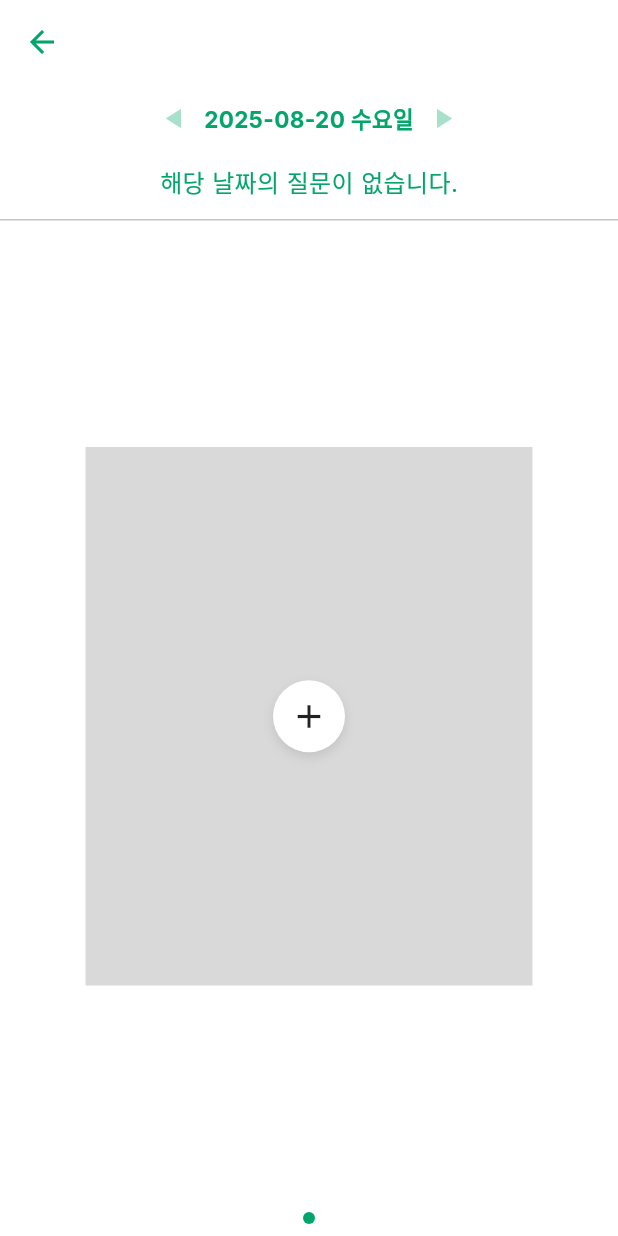
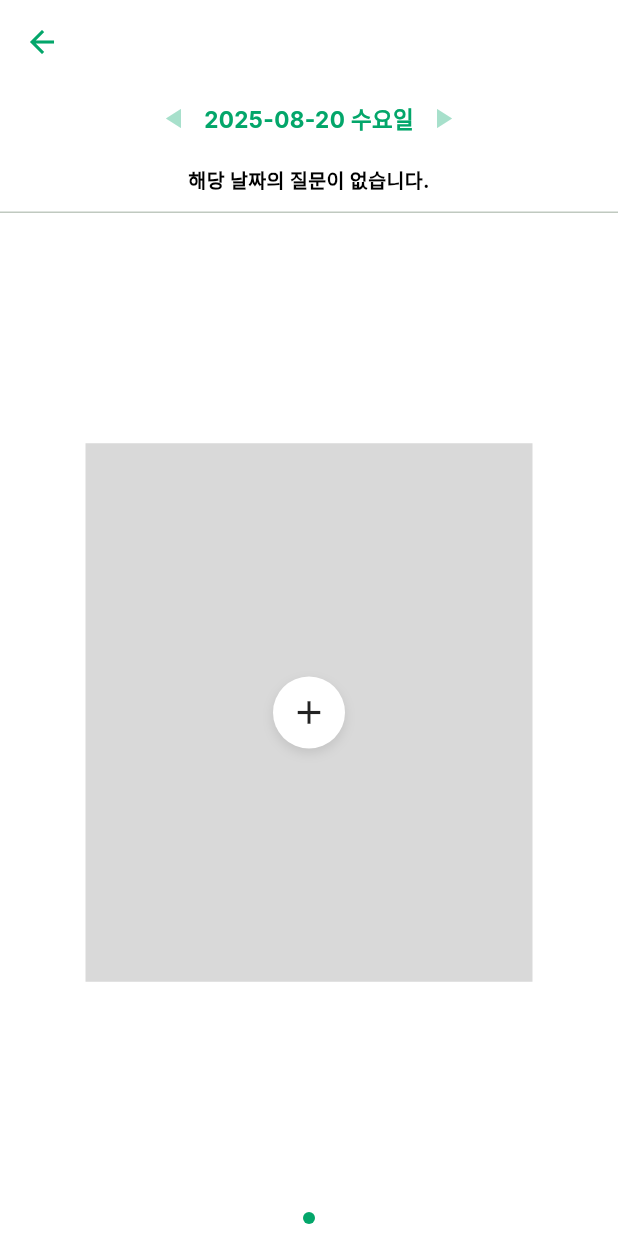
Before and after one commit to nytrio-112/OMMA_team_sketch, a Flutter app: the FeedScreen screen opened directly with empty values, on a phone screen of 412 x 824 dp. Run offline on Flutter 3.47's test engine with Material 3 defaults, Android fonts, the phone set to English and light mode, and no system bars; our stand-ins replace cloud_firestore, firebase_auth, firebase_core, firebase_storage; accounts and stored records are empty; project files that could hold a hidden picture were left out.

Commit message:
250821/지윤/자잘한 UI 수정

```diff
--- a/lib/screens/3_feed/feed_screen.dart
+++ b/lib/screens/3_feed/feed_screen.dart
@@ -282,7 +282,14 @@ class _FeedScreenState extends State<FeedScreen> {
               if (!dailyDoc.exists) {
                 return const Padding(
                   padding: EdgeInsets.symmetric(vertical: 12.0),
-                  child: Text('해당 날짜의 질문이 없습니다.'),
+                  child: Text(
+                    '해당 날짜의 질문이 없습니다.',
+                    style: TextStyle(
+                      fontSize: 13,
+                      fontWeight: FontWeight.w700,
+                      color: Colors.black,
+                    ),
+                  ),
                 );
               }
 
@@ -432,7 +439,7 @@ class _FeedScreenState extends State<FeedScreen> {
                                   ),
                                   child: Center(
                                     child: DiaryPageIndicator(
-                                      count: diaryDocs.length,
+                                      count: diaryDocs.length + 1,
                                       current: index,
                                     ),
                                   ),
```
Also changed, not shown: lib/screens/1_mypage/mypage_screen.dart (+47 -26 lines).
